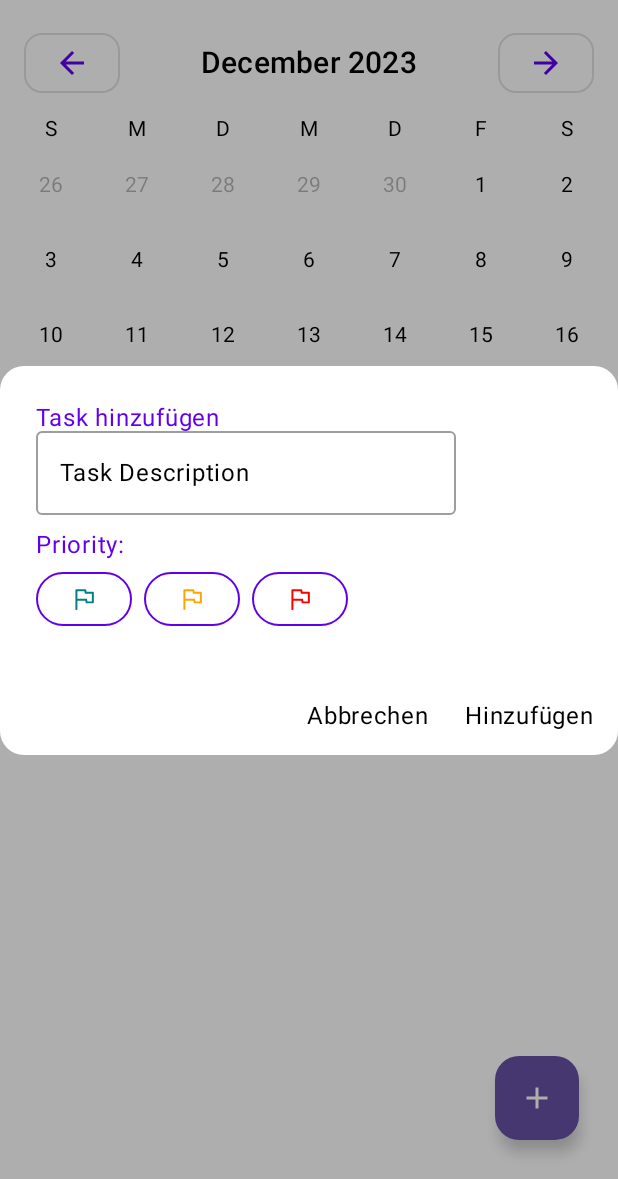
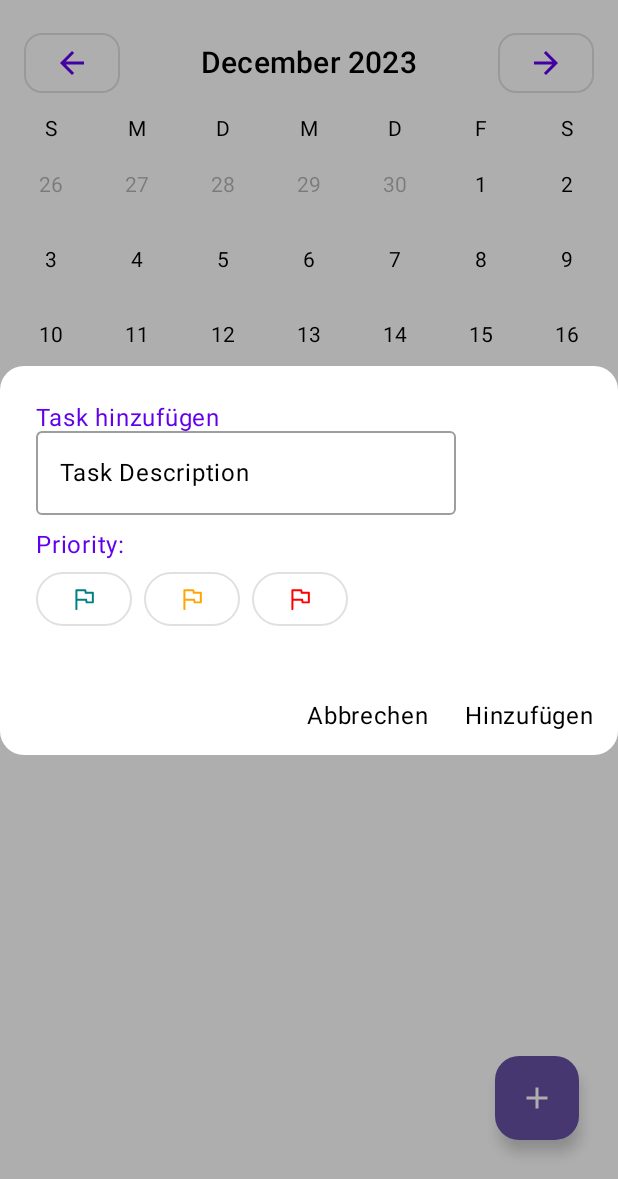
Before and after one commit to AeternumDev/App-Project-One, an Android app built with Jetpack Compose: the screen it shows after launch (MainActivity), after a tap on "Floating action button.", on a phone screen of 412 x 824 dp, the part 57-1236 px from its top. Run offline under Robolectric (Android 15) with nearby library versions, the phone set to English and light mode, and no system bars; our stand-ins replace accompanist.

Commit message:
Version 1.9.0-alpha

```diff
--- a/app/build.gradle.kts
+++ b/app/build.gradle.kts
@@ -64,6 +64,7 @@ dependencies {
     implementation("androidx.navigation:navigation-ui-ktx:2.7.5")
     implementation("androidx.drawerlayout:drawerlayout:1.2.0")
     implementation("com.google.accompanist:accompanist-systemuicontroller:0.27.0")
+    implementation("androidx.wear.compose:compose-material:1.2.1")
 
     val composeBom = platform("androidx.compose:compose-bom:2023.10.01")
     implementation(composeBom)
@@ -85,6 +86,7 @@ dependencies {
     implementation("androidx.compose.material3:material3")
 
 
+
     testImplementation("junit:junit:4.13.2")
     androidTestImplementation("androidx.test.ext:junit:1.1.5")
     androidTestImplementation("androidx.test.espresso:espresso-core:3.5.1")
--- a/app/src/main/java/com/example/taskmaker/MainActivity.kt
+++ b/app/src/main/java/com/example/taskmaker/MainActivity.kt
@@ -13,7 +13,6 @@ import androidx.compose.animation.core.animateFloatAsState
 import androidx.compose.animation.core.tween
 import androidx.compose.animation.fadeOut
 import androidx.compose.animation.scaleIn
-import androidx.compose.foundation.BorderStroke
 import androidx.compose.foundation.background
 import androidx.compose.foundation.border
 import androidx.compose.foundation.clickable
@@ -28,6 +27,7 @@ import androidx.compose.foundation.layout.fillMaxWidth
 import androidx.compose.foundation.layout.height
 import androidx.compose.foundation.layout.padding
 import androidx.compose.foundation.layout.size
+import androidx.compose.foundation.layout.width
 import androidx.compose.foundation.lazy.LazyColumn
 import androidx.compose.foundation.lazy.itemsIndexed
 import androidx.compose.foundation.lazy.rememberLazyListState
@@ -36,8 +36,6 @@ import androidx.compose.foundation.shape.RoundedCornerShape
 import androidx.compose.material.AlertDialog
 import androidx.compose.material.ButtonDefaults
 import androidx.compose.material.Card
-import androidx.compose.material.CheckboxColors
-import androidx.compose.material.CheckboxDefaults
 import androidx.compose.material.Divider
 import androidx.compose.material.DrawerState
 import androidx.compose.material.DrawerValue
@@ -51,12 +49,15 @@ import androidx.compose.material.TextButton
 import androidx.compose.material.icons.Icons
 import androidx.compose.material.icons.filled.Add
 import androidx.compose.material.icons.filled.Check
+import androidx.compose.material.icons.filled.Done
 import androidx.compose.material.icons.filled.Menu
 import androidx.compose.material.icons.filled.Refresh
 import androidx.compose.material.icons.rounded.Delete
 import androidx.compose.material.rememberDrawerState
 import androidx.compose.material3.CenterAlignedTopAppBar
 import androidx.compose.material3.ExperimentalMaterial3Api
+import androidx.compose.material3.FilterChip
+import androidx.compose.material3.FilterChipDefaults
 import androidx.compose.material3.MaterialTheme
 import androidx.compose.material3.Text
 import androidx.compose.material3.TopAppBarDefaults
@@ -64,6 +65,7 @@ import androidx.compose.material3.lightColorScheme
 import androidx.compose.runtime.Composable
 import androidx.compose.runtime.LaunchedEffect
 import androidx.compose.runtime.getValue
+import androidx.compose.runtime.mutableIntStateOf
 import androidx.compose.runtime.mutableStateListOf
 import androidx.compose.runtime.mutableStateOf
 import androidx.compose.runtime.remember
@@ -87,7 +89,6 @@ import androidx.compose.ui.platform.LocalContext
 import androidx.compose.ui.platform.LocalSoftwareKeyboardController
 import androidx.compose.ui.text.font.FontWeight
 import androidx.compose.ui.tooling.preview.Preview
-import androidx.compose.ui.unit.Dp
 import androidx.compose.ui.unit.dp
 import androidx.compose.ui.unit.sp
 import androidx.core.view.WindowCompat
@@ -96,12 +97,15 @@ import com.example.taskmaker.ui.theme.TaskMakerTheme
 import kotlinx.coroutines.launch
 
 
+
 class MainActivity : AppCompatActivity() {
 
     private var tasks = mutableStateListOf<String>()
     private lateinit var binding: ActivityMainBinding
     private var showAddTaskDialog by mutableStateOf(false)
     private var completedTasks = mutableStateListOf<String>()
+    private var selectedPriorities = mutableStateListOf<Int>() // Initially, no priorities are selected
+
 
 
     @RequiresApi(Build.VERSION_CODES.UPSIDE_DOWN_CAKE)
@@ -149,21 +153,6 @@ class MainActivity : AppCompatActivity() {
     }
 
 
-    @Composable
-    fun AppTheme(content: @Composable () -> Unit) {
-        val colorScheme = lightColorScheme(
-            primary = Color(0xFFFFFFFF), // Example primary color
-            onPrimary = Color.White, // Content color for primary
-            // Define other colors as needed
-            surfaceVariant = Color.White     // This is the color we want for the status bar
-        )
-
-        MaterialTheme(
-            colorScheme = colorScheme,
-            content = content
-        )
-    }
-
     @RequiresApi(Build.VERSION_CODES.UPSIDE_DOWN_CAKE)
     @Preview(showBackground = true)
     @Composable
@@ -177,11 +166,11 @@ class MainActivity : AppCompatActivity() {
     @Composable
     fun AddTaskDialog(showAddTaskDialog: Boolean, onAdd: (String) -> Unit, onDismiss: () -> Unit) {
         var text by remember { mutableStateOf("") }
-        var priority by remember { mutableStateOf(1) } // Default to 1 (normal priority)
+        var priority by remember { mutableIntStateOf(1) } // Default to 1 (normal priority)
         val keyboardController = LocalSoftwareKeyboardController.current
         val focusRequester = remember { FocusRequester() }
 
-        val priorityColor = when (priority) {
+        when (priority) {
             2 -> Color.Yellow
             3 -> Color(0xFFFFA500) // Orange
             4 -> Color(0xFF800000) // Vine Red
@@ -279,7 +268,7 @@ class MainActivity : AppCompatActivity() {
             colors = ButtonDefaults.outlinedButtonColors(
                 backgroundColor = if (isSelected) Color.LightGray else Color.White
             ),
-            border = BorderStroke(1.dp, Color(0xFF6200EE)) // Purple border
+
         ) {
             if (priorityLevel > 1) { // Show flag only for priorities "!", "!!", and "!!!"
                 Icon(
@@ -432,16 +421,58 @@ class MainActivity : AppCompatActivity() {
                             .fillMaxWidth()
                             .padding(paddingValues)
                     ) {
-                        CustomCalendar() // Your custom calendar component
-                        if (completedTasks.isNotEmpty()) {
-                            CompletedTaskSection(completedTasks)
+                        CustomCalendar() // Custom calendar component
+
+                        Box(
+                            modifier = Modifier
+                                .fillMaxWidth()
+                                .padding(8.dp)
+                        ) {
+                            // Priority Filter Chips and Completed Tasks Section
+                            Row(
+                                modifier = Modifier.matchParentSize()
+                            ) {
+                                Spacer(modifier = Modifier.width(80.dp)) // Adjust the width as needed
+
+                                // Priority Filter Chips
+                                (2..4).forEach { priority ->
+                                    PriorityFilterChip(
+                                        priority = priority,
+                                        selectedPriorities = selectedPriorities
+                                    )
+                                }
+                            }
+
+                            // Completed Tasks Section overlaying other components when expanded
+                            if (completedTasks.isNotEmpty()) {
+                                CompletedTaskSection(completedTasks)
+                            }
                         }
 
-                        TaskList(tasks, onTaskCompleted = onTaskCompleted)
+                        // Task List
+                        val filteredTasks = if (selectedPriorities.isEmpty()) {
+                            tasks // Show all tasks if no priorities are selected
+                        } else {
+                            tasks.filter {
+                                val taskPriority = extractPriority(it) // Extract priority from task
+                                taskPriority in selectedPriorities
+                            }
+                        }
+
+                        TaskList(filteredTasks, onTaskCompleted = onTaskCompleted)
                     }
                 }
             )
         }
+    }
+
+    private fun extractPriority(task: String): Int {
+        // Regular expression to find a number inside parentheses at the end of the string
+        val regex = "\\((\\d+)\\)$".toRegex()
+        val matchResult = regex.find(task)
+
+        // If a match is found and it has a group, return the number, otherwise return a default priority (e.g., 1)
+        return matchResult?.groups?.get(1)?.value?.toIntOrNull() ?: 1
     }
 
     //done/erledigt button
@@ -497,7 +528,7 @@ class MainActivity : AppCompatActivity() {
         }
     }
 
-    fun lerp(start: Float, stop: Float, fraction: Float): Float {
+    private fun lerp(start: Float, stop: Float, fraction: Float): Float {
         return (1 - fraction) * start + fraction * stop
     }
 
@@ -560,10 +591,59 @@ class MainActivity : AppCompatActivity() {
     }
 
 
+
+    @OptIn(ExperimentalMaterial3Api::class)
     @Composable
-    fun TaskList(tasks: SnapshotStateList<String>, onTaskCompleted: (String) -> Unit) {
+    fun PriorityFilterChip(priority: Int, selectedPriorities: SnapshotStateList<Int>) {
+        // Check if the priority is in the selectedPriorities list
+        val isSelected = remember { mutableStateOf(priority in selectedPriorities) }
+
+        val flagColor = when (priority) {
+            2 -> Color(0xFF008080) // Teal for priority "!"
+            3 -> Color(0xFFFFA500) // Orange for priority "!!"
+            4 -> Color.Red         // Red for priority "!!!"
+            else -> Color.Transparent
+        }
+
+        FilterChip(
+            modifier = Modifier.padding(horizontal = 4.dp),
+            selected = isSelected.value,
+            onClick = {
+                isSelected.value = !isSelected.value
+                if (isSelected.value) {
+                    selectedPriorities.add(priority)
+                } else {
+                    selectedPriorities.remove(priority)
+                }
+            },
+            label = {
+                if (flagColor != Color.Transparent) {
+                    Icon(
+                        imageVector = rememberFlag(),
+                        contentDescription = "Priority Flag",
+                        tint = flagColor,
+                        modifier = Modifier.size(20.dp).padding(end = 4.dp)
+                    )
+                }
+            },
+            leadingIcon = if (isSelected.value) {
+                {
+                    Icon(
+                        imageVector = Icons.Filled.Done,
+                        contentDescription = "Done icon",
+                        modifier = Modifier.size(FilterChipDefaults.IconSize)
+                    )
+                }
+            } else {
+                null
+            }
+        )
+    }
+
+
+    @Composable
+    fun TaskList(tasks: List<String>, onTaskCompleted: (String) -> Unit) {
         val lazyListState = rememberLazyListState()
-        var isVisible by remember { mutableStateOf(true) }
 
         Column(
             modifier = Modifier
@@ -578,14 +658,9 @@ class MainActivity : AppCompatActivity() {
                 itemsIndexed(items = tasks) { _, task ->
                     TaskItem(
                         task = task,
-                        isVisible = isVisible,
                         onDelete = {
-                            if (isVisible) {
-                                isVisible = false
-                            } else {
-                                tasks.remove(task)
-                                saveTasks()
-                            }
+                            remove()
+                            saveTasks() // Save the updated list after deletion
                         },
                         onTaskCompleted = onTaskCompleted
                     )
@@ -602,11 +677,9 @@ class MainActivity : AppCompatActivity() {
         checked: Boolean,
         onCheckedChange: (Boolean) -> Unit,
         modifier: Modifier = Modifier,
-        size: Dp = 24.dp,
         checkedColor: Color = MaterialTheme.colorScheme.primary,
         uncheckedColor: Color = MaterialTheme.colorScheme.onSurface.copy(alpha = 0.6f),
-        checkmarkColor: Color = Color.White,
-        colorScheme: CheckboxColors
+        checkmarkColor: Color = Color.White
     ) {
         val duration = 200
 
@@ -653,7 +726,6 @@ class MainActivity : AppCompatActivity() {
         task: String,
         onDelete: (String) -> Unit,
         onTaskCompleted: (String) -> Unit,
-        isVisible: Boolean,
         context: Context = LocalContext.current
     ) {
         val isChecked = remember { mutableStateOf(false) }
@@ -663,9 +735,7 @@ class MainActivity : AppCompatActivity() {
 
         val flagColor = getFlagColor(priorityLevel)
 
-        Row(
-
-        ) {
+        Row {
             RoundCheckbox(
                 checked = isChecked.value,
                 onCheckedChange = { checked ->
@@ -675,11 +745,6 @@ class MainActivity : AppCompatActivity() {
                         provideHapticFeedback(context)
                     }
                 },
-                colorScheme = CheckboxDefaults.colors(
-                    checkedColor = MaterialTheme.colorScheme.primary,
-                    uncheckedColor = MaterialTheme.colorScheme.onSurface.copy(alpha = 0.6f),
-                    checkmarkColor = Color.White
-                ),
                 modifier = Modifier.padding(end = 8.dp).align(Alignment.CenterVertically)
             )
             if (flagColor != Color.Transparent) {
@@ -700,8 +765,11 @@ class MainActivity : AppCompatActivity() {
                 modifier = Modifier.align(Alignment.CenterVertically)
             )
             Spacer(Modifier.weight(1f))
+
             IconButton(
-                onClick = { onDelete(task) },
+                onClick = {
+                    onDelete(task)
+                }, // This line has been added
                 modifier = Modifier.align(Alignment.CenterVertically)
             ) {
                 Icon(
@@ -714,6 +782,10 @@ class MainActivity : AppCompatActivity() {
             }
         }
     }
+}
+
+private fun remove() {
+
 }
 
 // Helper function to provide haptic feedback
--- a/app/src/main/res/layout/activity_main.xml
+++ b/app/src/main/res/layout/activity_main.xml
@@ -1,12 +1,11 @@
 <?xml version="1.0" encoding="utf-8"?>
 <androidx.drawerlayout.widget.DrawerLayout xmlns:android="http://schemas.android.com/apk/res/android"
     xmlns:app="http://schemas.android.com/apk/res-auto"
-    xmlns:tools="http://schemas.android.com/tools"
     android:id="@+id/drawer_layout"
     android:layout_width="match_parent"
     android:layout_height="match_parent"
     android:fitsSystemWindows="true"
-    tools:context="com.aeternumindustries.taskmaker.com.example.taskmaker.MainActivity">
+    >
 
     <androidx.coordinatorlayout.widget.CoordinatorLayout
         android:layout_width="match_parent"
```
